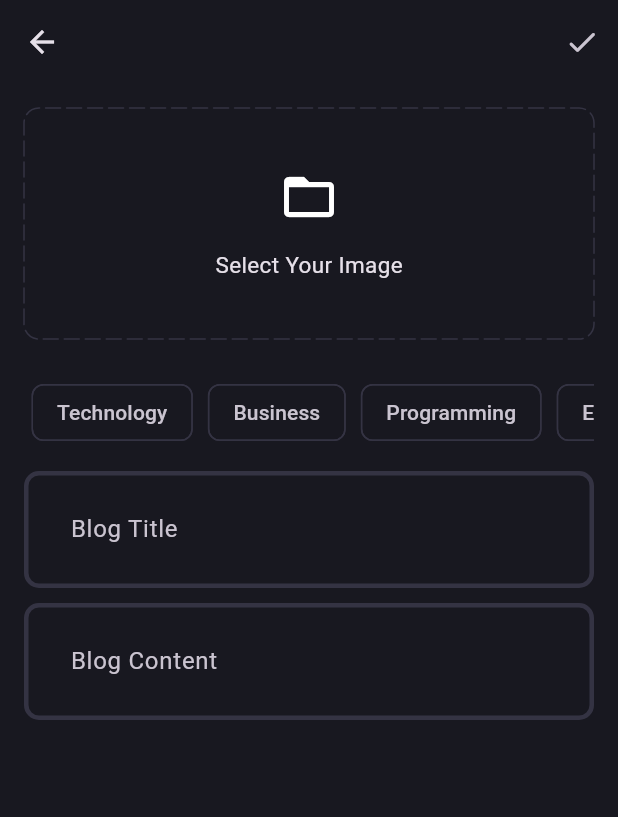
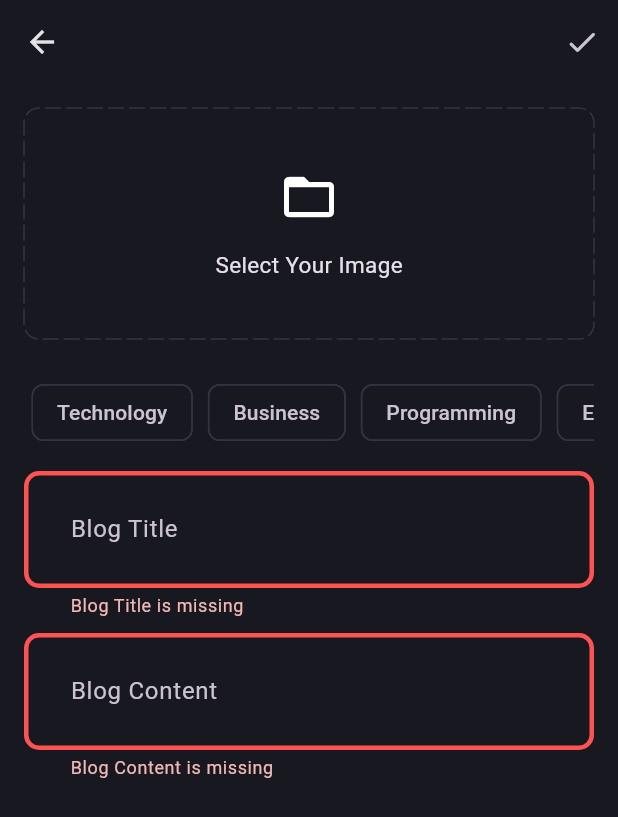
Before and after one commit to AnshChugh/blog_flutter, a Flutter app: the AddNewBlogPage screen opened directly, after a tap on the "done" icon, on a phone screen of 412 x 824 dp. Shown: the top 817 px of the screen. Run offline on Flutter 3.47's test engine with Material 3 defaults, Android fonts, the phone set to English and light mode, and no system bars; drawn by our look-alikes of dotted_border; our stand-ins replace cloud_firestore, firebase_auth, firebase_core, firebase_storage, flutter_bloc, fpdart and 2 more; accounts and stored records are empty; generated files the repository leaves out were written again.

Commit message:
implemented uploading blog in UI and fixed an error in init_dependencies

```diff
--- a/lib/core/theme/theme.dart
+++ b/lib/core/theme/theme.dart
@@ -13,14 +13,16 @@ class AppTheme {
     scaffoldBackgroundColor: AppPallete.backgroundColor,
     inputDecorationTheme: InputDecorationTheme(
       contentPadding: const EdgeInsets.all(27),
+      border: _border(),
       enabledBorder: _border(),
-          focusedBorder: _border(AppPallete.gradient2)),
+      focusedBorder: _border(AppPallete.gradient2),
+      errorBorder: _border(AppPallete.errorColor),
+    ),
     appBarTheme: const AppBarTheme()
         .copyWith(backgroundColor: AppPallete.backgroundColor),
     chipTheme: const ChipThemeData(
       color: WidgetStatePropertyAll(AppPallete.backgroundColor),
       side: BorderSide.none,
-
     ),
   );
 }
--- a/lib/features/blog/presentation/pages/add_new_blog_page.dart
+++ b/lib/features/blog/presentation/pages/add_new_blog_page.dart
@@ -1,10 +1,16 @@
 import 'dart:io';
 
+import 'package:blog_flutter/core/common/cubits/app_user/app_user_cubit.dart';
+import 'package:blog_flutter/core/common/widgets/loader.dart';
 import 'package:blog_flutter/core/theme/app_pellete.dart';
 import 'package:blog_flutter/core/utils/pick_image.dart';
+import 'package:blog_flutter/core/utils/show_snackbar.dart';
+import 'package:blog_flutter/features/blog/presentation/bloc/blog_bloc.dart';
+import 'package:blog_flutter/features/blog/presentation/pages/blog_page.dart';
 import 'package:blog_flutter/features/blog/presentation/widgets/blog_editor.dart';
 import 'package:dotted_border/dotted_border.dart';
 import 'package:flutter/material.dart';
+import 'package:flutter_bloc/flutter_bloc.dart';
 
 class AddNewBlogPage extends StatefulWidget {
   static route() => MaterialPageRoute(
@@ -19,6 +25,7 @@ class AddNewBlogPage extends StatefulWidget {
 class _AddNewBlogPageState extends State<AddNewBlogPage> {
   final titleController = TextEditingController();
   final contentController = TextEditingController();
+  final formKey = GlobalKey<FormState>();
   File? image;
   List<String> selectedTopics = [];
   void selectImage() async {
@@ -27,6 +34,23 @@ class _AddNewBlogPageState extends State<AddNewBlogPage> {
       setState(() {
         image = pickedImage;
       });
+    }
+  }
+
+  void uploadBlog() {
+    if (formKey.currentState!.validate() &&
+        selectedTopics.isNotEmpty &&
+        image != null) {
+      print('validated');
+      final posterId =
+          (context.read<AppUserCubit>().state as AppUserLoggedIn).user.id;
+      context.read<BlogBloc>().add(BlogUploadEvent(
+            posterId: posterId,
+            title: titleController.text.trim(),
+            content: contentController.text.trim(),
+            image: image!,
+            topics: selectedTopics,
+          ));
     }
   }
 
@@ -42,12 +66,30 @@ class _AddNewBlogPageState extends State<AddNewBlogPage> {
     return Scaffold(
       appBar: AppBar(
         actions: [
-          IconButton(onPressed: () {}, icon: const Icon(Icons.done_rounded))
+          IconButton(
+            onPressed: uploadBlog,
+            icon: const Icon(Icons.done_rounded),
+          )
         ],
       ),
-      body: SingleChildScrollView(
+      body: BlocConsumer<BlogBloc, BlogState>(
+        listener: (context, state) {
+          if (state is BlogFailure) {
+            showSnackBar(context, state.error);
+          } else if (state is BlogSuccess) {
+            Navigator.pushAndRemoveUntil(
+                context, BlogPage.route(), (route) => false);
+          }
+        },
+        builder: (context, state) {
+          if (state is BlogLoading) {
+            return const Loader();
+          }
+          return SingleChildScrollView(
             child: Padding(
               padding: const EdgeInsets.all(16.0),
+              child: Form(
+                key: formKey,
                 child: Column(
                   children: [
                     image != null
@@ -103,8 +145,12 @@ class _AddNewBlogPageState extends State<AddNewBlogPage> {
                     SingleChildScrollView(
                       scrollDirection: Axis.horizontal,
                       child: Row(
-                  children:
-                      ['Technology', 'Business', 'Programming', 'Entertainment']
+                        children: [
+                          'Technology',
+                          'Business',
+                          'Programming',
+                          'Entertainment'
+                        ]
                             .map((element) => Padding(
                                   padding: const EdgeInsets.all(5.0),
                                   child: GestureDetector(
@@ -135,7 +181,8 @@ class _AddNewBlogPageState extends State<AddNewBlogPage> {
                     const SizedBox(
                       height: 10,
                     ),
-              BlogEditor(controller: titleController, hintText: 'Blog Title'),
+                    BlogEditor(
+                        controller: titleController, hintText: 'Blog Title'),
                     const SizedBox(
                       height: 10,
                     ),
@@ -146,5 +193,8 @@ class _AddNewBlogPageState extends State<AddNewBlogPage> {
               ),
             ),
           );
+        },
+      ),
+    );
   }
 }
--- a/lib/features/blog/presentation/pages/blog_page.dart
+++ b/lib/features/blog/presentation/pages/blog_page.dart
@@ -3,6 +3,9 @@ import 'package:flutter/cupertino.dart';
 import 'package:flutter/material.dart';
 
 class BlogPage extends StatelessWidget {
+  static route() => MaterialPageRoute(
+        builder: (context) => const BlogPage(),
+      );
   const BlogPage({super.key});
 
   @override
--- a/lib/features/blog/presentation/widgets/blog_editor.dart
+++ b/lib/features/blog/presentation/widgets/blog_editor.dart
@@ -12,6 +12,12 @@ class BlogEditor extends StatelessWidget {
       maxLines: null,
       controller: controller,
       decoration: InputDecoration(hintText: hintText),
+      validator: (value) {
+        if (value!.trim().isEmpty) {
+          return '$hintText is missing';
+        }
+        return null;
+      },
     );
   }
 }
--- a/lib/init_dependencies.dart
+++ b/lib/init_dependencies.dart
@@ -15,6 +15,7 @@ import 'package:blog_flutter/firebase_options.dart';
 import 'package:cloud_firestore/cloud_firestore.dart';
 import 'package:firebase_auth/firebase_auth.dart';
 import 'package:firebase_core/firebase_core.dart';
+import 'package:firebase_storage/firebase_storage.dart';
 import 'package:get_it/get_it.dart';
 
 final serviceLocator = GetIt.instance;
@@ -23,7 +24,7 @@ Future<void> initDependencies() async {
   await Firebase.initializeApp(options: DefaultFirebaseOptions.currentPlatform);
   serviceLocator.registerLazySingleton(() => FirebaseAuth.instance);
   serviceLocator.registerLazySingleton(() => FirebaseFirestore.instance);
-  serviceLocator.registerLazySingleton(() => FirebaseFirestore.instance);
+  serviceLocator.registerLazySingleton(() => FirebaseStorage.instance);
   //core
   serviceLocator.registerLazySingleton(
     () => AppUserCubit(),
```
Lines whose indentation alone changed are shown as unchanged.
